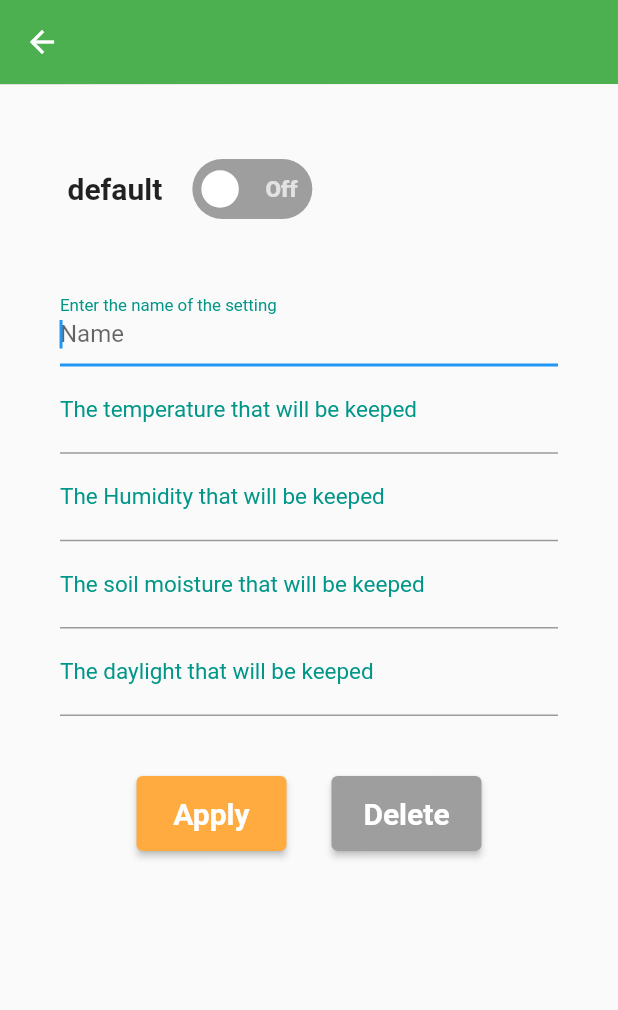
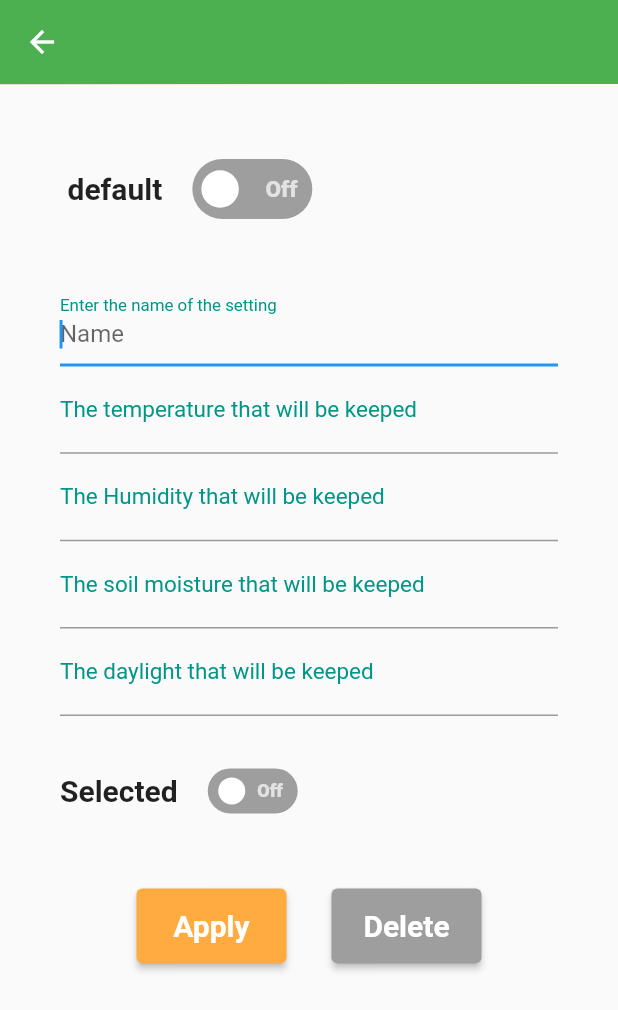
Before and after one commit to kju2405/smartFarm, a Flutter app: the EditingPage screen opened directly with empty values, on a phone screen of 412 x 824 dp. Shown: the top 1010 px of the screen. Run offline on Flutter 3.47's test engine with Material 2 defaults, Android fonts, the phone set to English and light mode, and no system bars; drawn by our look-alikes of flutter_switch; network calls fail.

Commit message:
Add selected button

```diff
--- a/lib/environment_page.dart
+++ b/lib/environment_page.dart
@@ -17,6 +17,7 @@ class EditingPage extends StatefulWidget {
 
 class _EditingPageState extends State<EditingPage> {
   bool status = false;
+  bool selected=false;
   TextEditingController name =
       TextEditingController(); //TextField에서 입력된 값을 가져올때 사용함.
   TextEditingController temperature =
@@ -162,6 +163,46 @@ class _EditingPageState extends State<EditingPage> {
                         keyboardType: TextInputType.name,
                       ),
                       SizedBox(
+                        height: 25.0,
+                      ),
+                      Row(
+                        children: [
+                          Padding(padding: EdgeInsets.only(top: 50)),
+                          Text(
+                            'Selected',
+                            style: TextStyle(
+                              fontSize: 20.0,
+                              fontWeight: FontWeight.bold,
+                            ),
+                          ),
+                          SizedBox(
+                            width: 20.0,
+                          ),
+                          FlutterSwitch(
+                            activeColor: Colors.orangeAccent,
+                            width: 60.0,
+                            height: 30.0,
+                            valueFontSize: 12.0,
+                            toggleSize: 20.0,
+                            value: selected,
+                            borderRadius: 30.0,
+                            padding: 6.0,
+                            showOnOff: true,
+                            onToggle: (val) {
+                              setState(() {
+                                selected = val;
+                              });
+                              print('$selected');
+                              if (selected) {
+                                //API를 통해 selected(true)값 전달
+                              } else {
+                                //API를 통해 selected(false)값 전달
+                              }
+                            },
+                          ),
+                        ],
+                      ),
+                      SizedBox(
                         height: 40.0,
                       ),
                       Row(
--- a/lib/screens/setting_screen.dart
+++ b/lib/screens/setting_screen.dart
@@ -90,6 +90,7 @@ class _SettingScreenState extends State<SettingScreen> {
     //   for(int i=0;i<)
     // }
 
+    updateData(settingData);
     updateData(settingData);
     print(settingData[0]['_id'].runtimeType);
     print(environmentData.length);
```
